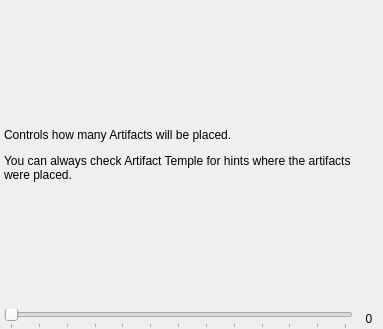
The window that randovania/gui/ui_files/preset_prime_goal.ui (randovania/randovania) describes before a commit, drawn with Qt 5.
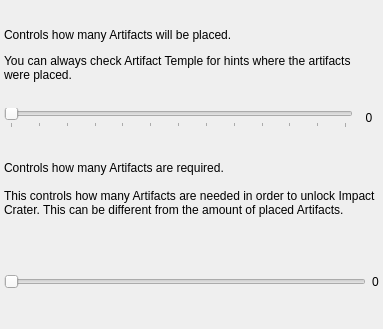
The same window after the commit.

Commit message: Prime 1: Introduce a seperate required amount of artifacts

```diff
--- a/randovania/gui/ui_files/preset_prime_goal.ui
+++ b/randovania/gui/ui_files/preset_prime_goal.ui
@@ -85,6 +85,43 @@
       </item>
      </layout>
     </item>
+    <item>
+     <widget class="QLabel" name="required_description">
+      <property name="text">
+       <string>
+Controls how many Artifacts are required.
+
+This controls how many Artifacts are needed in order to unlock Impact Crater. This can be different from the amount of placed Artifacts.</string>
+      </property>
+      <property name="wordWrap">
+       <bool>true</bool>
+      </property>
+     </widget>
+    </item>
+    <item>
+     <layout class="QHBoxLayout" name="horizontalLayout">
+      <item>
+       <widget class="QSlider" name="required_slider">
+        <property name="maximum">
+         <number>12</number>
+        </property>
+        <property name="pageStep">
+         <number>2</number>
+        </property>
+        <property name="orientation">
+         <enum>Qt::Horizontal</enum>
+        </property>
+       </widget>
+      </item>
+      <item>
+       <widget class="QLabel" name="required_slider_label">
+        <property name="text">
+         <string>0</string>
+        </property>
+       </widget>
+      </item>
+     </layout>
+    </item>
    </layout>
   </widget>
  </widget>
```
Left out of the diff: 6 changed lines with no effect on the pictures. The commit also changes 6 other files.
